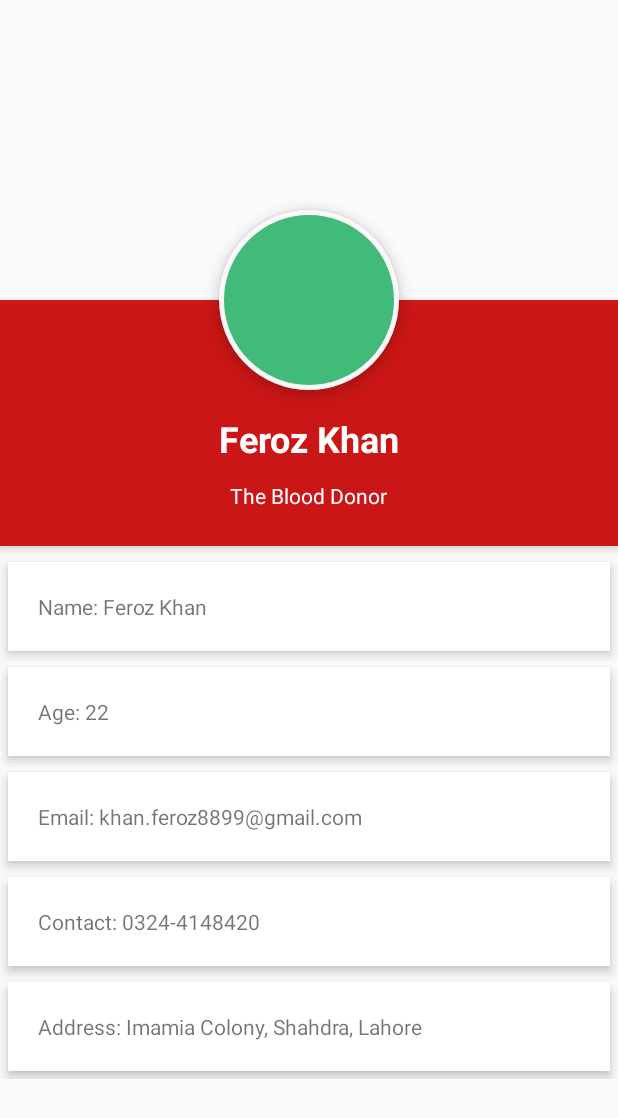
After one commit to ferozkhandev/BloodBankSystem, an Android app: the Profile screen opened directly, with no data from a screen before it, on a phone screen of 412 x 824 dp. The commit adds this screen. Shown: the top 1118 px of the screen. Run offline under Robolectric (Android 15) with nearby library versions, the phone set to English and light mode, and no system bars; our stand-ins replace Firebase (no records; nobody signed in at launch, a user with empty details on screens opened directly); libraries missing offline, so code that uses them is left out: com.shashank.sony.

Commit message:
Profile Page addition + Firebase Database addition on Sign up.

```diff
--- a/app/build.gradle
+++ b/app/build.gradle
@@ -24,11 +24,12 @@ dependencies {
     implementation 'com.android.support.constraint:constraint-layout:1.0.2'
     implementation 'com.android.support:design:26.1.0'
     implementation 'com.mcxiaoke.volley:library:1.0.18'
-    implementation 'com.google.firebase:firebase-core:12.0.1'
-    implementation 'com.google.firebase:firebase-auth:12.0.1'
+    implementation 'com.google.firebase:firebase-core:15.0.0'
+    implementation 'com.google.firebase:firebase-auth:15.0.0'
     implementation 'pl.droidsonroids.gif:android-gif-drawable:1.2.10'
     implementation 'com.github.meesnakhan:FancyAlertDialog-Android:0.1'
     implementation 'com.android.support:cardview-v7:26.1.0'
+    implementation 'com.google.firebase:firebase-database:15.0.0'
     testImplementation 'junit:junit:4.12'
     androidTestImplementation 'com.android.support.test:runner:1.0.1'
     androidTestImplementation 'com.android.support.test.espresso:espresso-core:3.0.1'
--- a/app/src/main/AndroidManifest.xml
+++ b/app/src/main/AndroidManifest.xml
@@ -20,7 +20,9 @@
         </activity>
         <activity android:name=".Signup" />
         <activity android:name=".MainActivity" />
-        <activity android:name=".Home_Page"></activity>
+        <activity android:name=".Home_Page" />
+        <activity android:name=".Profile" android:theme="@style/AppTheme.Profile">
+        </activity>
     </application>
 
 </manifest>
--- a/app/src/main/java/com/bloodbanksystem/ferozkhan/bloodbanksystem/Home_Page.java
+++ b/app/src/main/java/com/bloodbanksystem/ferozkhan/bloodbanksystem/Home_Page.java
@@ -14,14 +14,27 @@ import com.google.firebase.auth.FirebaseAuth;
 import com.google.firebase.auth.FirebaseUser;
 
 public class Home_Page extends AppCompatActivity {
-    CardView logout;
+    CardView logout,profile;
     FirebaseAuth auth;
     @Override
     protected void onCreate(Bundle savedInstanceState) {
         super.onCreate(savedInstanceState);
         setContentView(R.layout.activity_home__page);
+
+        //Initialized card views
+        profile = findViewById(R.id.profile);
         logout = findViewById(R.id.logout);
+
         auth = FirebaseAuth.getInstance();
+
+        //Card View Listeners
+        profile.setOnClickListener(new View.OnClickListener() {
+            @Override
+            public void onClick(View view) {
+                Intent intent = new Intent(Home_Page.this, Profile.class);
+                startActivity(intent);
+            }
+        });
         logout.setOnClickListener(new View.OnClickListener() {
             @Override
             public void onClick(View view) {
--- /dev/null
+++ b/app/src/main/java/com/bloodbanksystem/ferozkhan/bloodbanksystem/Profile.java
@@ -0,0 +1,24 @@
+package com.bloodbanksystem.ferozkhan.bloodbanksystem;
+
+import android.support.v7.app.AppCompatActivity;
+import android.os.Bundle;
+import android.view.KeyEvent;
+
+public class Profile extends AppCompatActivity {
+
+    @Override
+    protected void onCreate(Bundle savedInstanceState) {
+        super.onCreate(savedInstanceState);
+        setContentView(R.layout.activity_profile);
+    }
+
+    @Override
+    public boolean onKeyDown(int keyCode, KeyEvent event)
+    {
+        if ((keyCode == KeyEvent.KEYCODE_BACK))
+        {
+            finish();
+        }
+        return super.onKeyDown(keyCode, event);
+    }
+}
--- a/app/src/main/java/com/bloodbanksystem/ferozkhan/bloodbanksystem/Signup.java
+++ b/app/src/main/java/com/bloodbanksystem/ferozkhan/bloodbanksystem/Signup.java
@@ -25,6 +25,8 @@ import com.google.android.gms.tasks.OnCompleteListener;
 import com.google.android.gms.tasks.Task;
 import com.google.firebase.auth.AuthResult;
 import com.google.firebase.auth.FirebaseAuth;
+import com.google.firebase.database.DatabaseReference;
+import com.google.firebase.database.FirebaseDatabase;
 
 import org.json.JSONException;
 import org.json.JSONObject;
@@ -110,9 +112,9 @@ public class Signup extends AppCompatActivity{
         progressDialog.setMessage("Creating Account...");
         progressDialog.show();
 
-        String name = username.getText().toString();
-        String emails = email.getText().toString();
-        String passwords = password.getText().toString();
+        final String name = username.getText().toString();
+        final String emails = email.getText().toString();
+        final String passwords = password.getText().toString();
 
         // TODO: Implement your own signup logic here.
         firebaseAuth.createUserWithEmailAndPassword(emails,passwords)
@@ -121,6 +123,13 @@ public class Signup extends AppCompatActivity{
                     public void onComplete(@NonNull Task<AuthResult> task) {
                         if(task.isSuccessful())
                         {
+                            String user_id = firebaseAuth.getCurrentUser().getUid();
+                            DatabaseReference databaseRefrence = FirebaseDatabase.getInstance().getReference().child("Users").child(user_id);
+                            Map map = new HashMap();
+                            map.put("Name",name);
+                            map.put("Email", emails);
+                            map.put("Password", passwords);
+                            databaseRefrence.setValue(map);
                             Toast.makeText(getApplicationContext(),"Registered Successfully",Toast.LENGTH_SHORT).show();
                         }
                         else {
--- /dev/null
+++ b/app/src/main/res/drawable/profile_circular_border_imageview.xml
@@ -0,0 +1,14 @@
+<?xml version="1.0" encoding="utf-8"?>
+<shape xmlns:android="http://schemas.android.com/apk/res/android"
+    android:shape="rectangle">
+    <corners android:radius="100dp" />
+    <solid android:color="#41ba7a" />
+    <stroke
+        android:width="3dip"
+        android:color="#f9f9f9" />
+    <padding
+        android:bottom="4dp"
+        android:left="4dp"
+        android:right="4dp"
+        android:top="4dp" />
+</shape>
--- a/app/src/main/res/layout/activity_home__page.xml
+++ b/app/src/main/res/layout/activity_home__page.xml
@@ -34,11 +34,12 @@
             android:layout_weight="1">
 
             <android.support.v7.widget.CardView
+                android:id="@+id/profile"
                 android:layout_width="match_parent"
                 android:layout_height="0dip"
                 android:layout_weight="3"
+                android:clickable="true"
                 android:foreground="?android:attr/selectableItemBackground"
-                android:clickable="true"
                 app:cardBackgroundColor="@color/dark_green"
                 app:cardCornerRadius="0dp"
                 app:cardElevation="4dp"
@@ -49,18 +50,19 @@
                     android:layout_width="match_parent"
                     android:layout_height="match_parent"
                     android:orientation="vertical">
+
                     <android.support.v7.widget.AppCompatImageView
                         android:layout_width="match_parent"
                         android:layout_height="match_parent"
                         android:layout_weight="1"
-                        android:src="@drawable/profile_ico"
-                        />
+                        android:src="@drawable/profile_ico" />
+
                     <TextView
                         android:layout_width="match_parent"
                         android:layout_height="match_parent"
+                        android:layout_weight="3"
                         android:gravity="bottom|center"
                         android:text="My Account"
-                        android:layout_weight="3"
                         android:textSize="30sp" />
                 </LinearLayout>
             </android.support.v7.widget.CardView>
--- /dev/null
+++ b/app/src/main/res/layout/activity_profile.xml
@@ -0,0 +1,140 @@
+<?xml version="1.0" encoding="utf-8"?>
+<ScrollView xmlns:android="http://schemas.android.com/apk/res/android"
+    android:layout_width="match_parent"
+    android:layout_height="match_parent">
+
+    <RelativeLayout
+        android:layout_width="match_parent"
+        android:layout_height="match_parent">
+
+        <ImageView
+            android:id="@+id/header_cover_image"
+            android:layout_width="match_parent"
+            android:layout_height="200dp"
+            android:scaleType="centerCrop" />
+
+        <ImageButton
+            android:id="@+id/user_profile_photo"
+            android:layout_width="120dp"
+            android:layout_height="120dp"
+            android:layout_below="@+id/header_cover_image"
+            android:layout_centerHorizontal="true"
+            android:layout_marginTop="-60dp"
+            android:background="@drawable/profile_circular_border_imageview"
+            android:elevation="5dp"
+            android:padding="20dp"
+            android:scaleType="centerCrop" />
+
+        <RelativeLayout
+            android:id="@+id/profile_layout"
+            android:layout_width="match_parent"
+            android:layout_height="wrap_content"
+            android:layout_below="@+id/header_cover_image"
+            android:background="#ebca0707"
+            android:elevation="4dp"
+            android:paddingBottom="24dp">
+
+
+            <ImageView
+                android:id="@+id/add_friend"
+                android:layout_width="30dp"
+                android:layout_height="30dp"
+                android:layout_marginLeft="16dp"
+                android:layout_marginTop="16dp"
+                android:layout_toLeftOf="@+id/drop_down_option_menu" />
+
+            <ImageView
+                android:id="@+id/drop_down_option_menu"
+                android:layout_width="30dp"
+                android:layout_height="30dp"
+                android:layout_alignParentRight="true"
+                android:layout_marginLeft="16dp"
+                android:layout_marginTop="16dp" />
+
+            <TextView
+                android:id="@+id/user_profile_name"
+                android:layout_width="wrap_content"
+                android:layout_height="wrap_content"
+                android:layout_centerHorizontal="true"
+                android:layout_marginTop="76dp"
+                android:text="Feroz Khan"
+                android:textColor="#fff"
+                android:textSize="24sp"
+                android:textStyle="bold" />
+
+            <TextView
+                android:id="@+id/user_profile_short_bio"
+                android:layout_width="wrap_content"
+                android:layout_height="wrap_content"
+                android:layout_below="@+id/user_profile_name"
+                android:layout_centerHorizontal="true"
+                android:layout_marginTop="12dp"
+                android:text="The Blood Donor"
+                android:textColor="#fff"
+                android:textSize="14sp" />
+        </RelativeLayout>
+
+
+        <LinearLayout
+            android:layout_width="fill_parent"
+            android:layout_height="wrap_content"
+            android:layout_below="@+id/profile_layout"
+            android:layout_marginTop="5dp"
+            android:orientation="vertical">
+
+            <TextView
+                android:layout_width="fill_parent"
+                android:layout_height="wrap_content"
+                android:layout_margin="5dp"
+                android:background="#fff"
+                android:clickable="true"
+                android:elevation="4dp"
+                android:padding="20dp"
+                android:text="Name: Feroz Khan" />
+
+            <TextView
+                android:layout_width="fill_parent"
+                android:layout_height="wrap_content"
+                android:layout_margin="5dp"
+                android:layout_marginBottom="3dp"
+                android:layout_marginTop="3dp"
+                android:background="#fff"
+                android:clickable="true"
+                android:elevation="4dp"
+                android:padding="20dp"
+                android:text="Age: 22" />
+
+            <TextView
+                android:layout_width="fill_parent"
+                android:layout_height="wrap_content"
+                android:layout_margin="5dp"
+                android:background="#fff"
+                android:clickable="true"
+                android:elevation="4dp"
+                android:padding="20dp"
+                android:text="Email: khan.feroz8899@gmail.com" />
+
+            <TextView
+                android:layout_width="fill_parent"
+                android:layout_height="wrap_content"
+                android:layout_margin="5dp"
+                android:layout_marginBottom="3dp"
+                android:layout_marginTop="3dp"
+                android:background="#fff"
+                android:clickable="true"
+                android:elevation="4dp"
+                android:padding="20dp"
+                android:text="Contact: 0324-4148420" />
+
+            <TextView
+                android:layout_width="fill_parent"
+                android:layout_height="wrap_content"
+                android:layout_margin="5dp"
+                android:background="#fff"
+                android:clickable="true"
+                android:elevation="4dp"
+                android:padding="20dp"
+                android:text="Address: Imamia Colony, Shahdra, Lahore" />
+        </LinearLayout>
+    </RelativeLayout>
+</ScrollView>
--- a/app/src/main/res/values/styles.xml
+++ b/app/src/main/res/values/styles.xml
@@ -35,7 +35,17 @@
     </style>
 
     <style name="AppTheme.AppBarOverlay" parent="ThemeOverlay.AppCompat.Dark.ActionBar" />
-
     <style name="AppTheme.PopupOverlay" parent="ThemeOverlay.AppCompat.Light" />
 
+    <style name="AppTheme.Profile" parent="Theme.AppCompat.Light.DarkActionBar">
+        <!-- Customize your theme here. -->
+        <item name="colorPrimary">@color/colorPrimary</item>
+        <item name="colorPrimaryDark">@color/colorPrimaryDark</item>
+        <item name="colorAccent">@color/colorAccent</item>
+
+        <item name="windowActionBar">false</item>
+        <item name="windowNoTitle">true</item>
+
+    </style>
+
 </resources>
```
